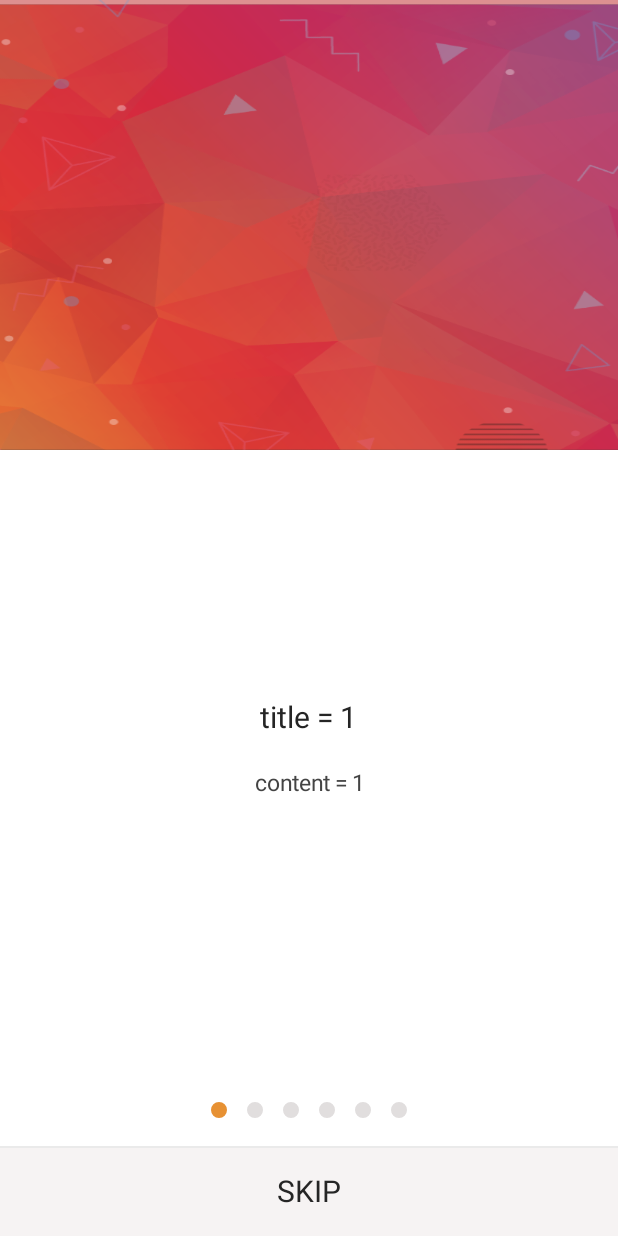
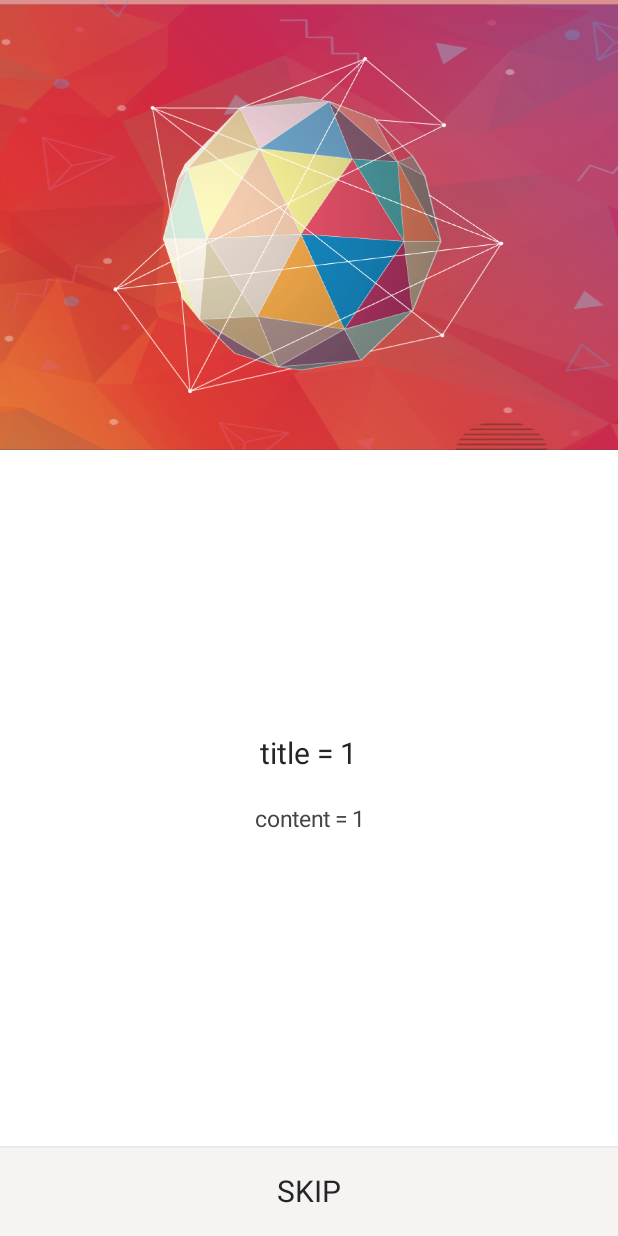
Before and after one commit to meshvelianiTengo/IABCAndroid, an Android app: the screen it shows after launch (IntroActivity), on a phone screen of 412 x 824 dp. Run offline under Robolectric (Android 15) with nearby library versions, the phone set to English and light mode, and no system bars.

Commit message:
patara danamati dasawyisis animaciaze

```diff
--- a/app/src/main/java/iabc/com/voli/iabcandroid/ui/IntroActivity.kt
+++ b/app/src/main/java/iabc/com/voli/iabcandroid/ui/IntroActivity.kt
@@ -5,6 +5,7 @@ import android.content.Intent
 import android.os.Bundle
 import android.support.v7.app.AppCompatActivity
 import android.util.DisplayMetrics
+import android.view.animation.AnimationUtils
 import iabc.com.voli.iabcandroid.R
 import iabc.com.voli.iabcandroid.models.IntroActivityModel
 import iabc.com.voli.iabcandroid.presenter.IntroActivityPresenter
@@ -52,6 +53,11 @@ class IntroActivity : AppCompatActivity() , IntroActivityView{
 
         act_intro_skip.setOnClickListener { onPushMain() }
 
+        val transAnim = AnimationUtils.loadAnimation(getApplicationContext(),
+                R.anim.anim);
+
+        act_intro_logo.startAnimation(transAnim)
+
 
     }
 
--- /dev/null
+++ b/app/src/main/res/anim/anim.xml
@@ -0,0 +1,6 @@
+<set xmlns:android="http://schemas.android.com/apk/res/android"
+    android:shareInterpolator="false">
+    <translate
+        android:fromYDelta="50%"
+        android:duration="300"/>
+</set>
--- a/app/src/main/res/layout/activity_intro.xml
+++ b/app/src/main/res/layout/activity_intro.xml
@@ -6,14 +6,6 @@
     android:layout_width="match_parent"
     android:layout_height="match_parent"
     tools:context="iabc.com.voli.iabcandroid.ui.IntroActivity">
-
-    <ImageView
-        android:id="@+id/act_intro_image"
-        android:layout_width="match_parent"
-        android:layout_height="300dp"
-        android:src="@mipmap/into_image"
-        android:scaleType="fitXY"
-        />
 
     <RelativeLayout
         android:id="@+id/act_intro_skip_layout"
@@ -43,10 +35,40 @@
     </RelativeLayout>
 
 
+
+    <RelativeLayout
+        android:id="@+id/act_intro_image_layout"
+        android:layout_width="match_parent"
+        android:layout_height="300dp"
+        android:layout_alignParentTop="true"
+        android:layout_alignParentStart="true"
+        >
+
+
+        <ImageView
+            android:id="@+id/act_intro_image"
+            android:layout_width="match_parent"
+            android:layout_height="match_parent"
+            android:src="@mipmap/into_image"
+            android:scaleType="fitXY"
+            android:layout_alignParentTop="true"
+            android:layout_alignParentStart="true" />
+
+        <ImageView
+            android:id="@+id/act_intro_logo"
+            android:layout_width="wrap_content"
+            android:layout_height="wrap_content"
+            android:layout_centerInParent="true"
+            android:src="@mipmap/logo"
+            />
+
+    </RelativeLayout>
+
+
     <RelativeLayout
         android:layout_width="match_parent"
         android:layout_height="match_parent"
-        android:layout_below="@id/act_intro_image"
+        android:layout_below="@id/act_intro_image_layout"
         android:layout_above="@id/act_intro_skip_layout"
         >
 
@@ -61,13 +83,14 @@
             app:tabIndicatorHeight="0dp"
             android:background="@color/white"
             />
+
         <android.support.v4.view.ViewPager
             android:id="@+id/act_intro_pager"
             android:background="@color/white"
-            android:layout_above="@id/act_intro_tablayout"
             android:layout_width="match_parent"
             android:layout_height="match_parent"
-            />
+            android:layout_alignParentTop="true"
+            android:layout_alignParentStart="true" />
 
     </RelativeLayout>
 
```
